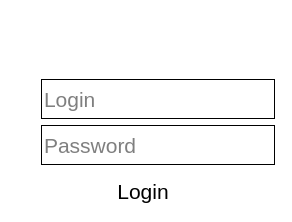
This is vet/vetclient/src/ui/auth_dialog.ui in Painted-Black/BMSTU-DB-CourseWork as Qt 5 draws it before an edit. The edited form follows.
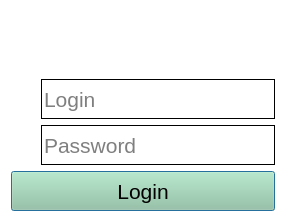
This is the edited form. Icons and pictures are not drawn.

Commit message: Finish animal ui

The edit to the form file:
```diff
--- a/vet/vetclient/src/ui/auth_dialog.ui
+++ b/vet/vetclient/src/ui/auth_dialog.ui
@@ -957,13 +957,6 @@
      <property name="autoFillBackground">
       <bool>false</bool>
      </property>
-     <property name="styleSheet">
-      <string notr="true">QPushButton
-{
-      border-width: 1px;
-      border-radius: 0px;
-}</string>
-     </property>
      <property name="text">
       <string>Login</string>
      </property>
```
The commit also changes 1 other file.
